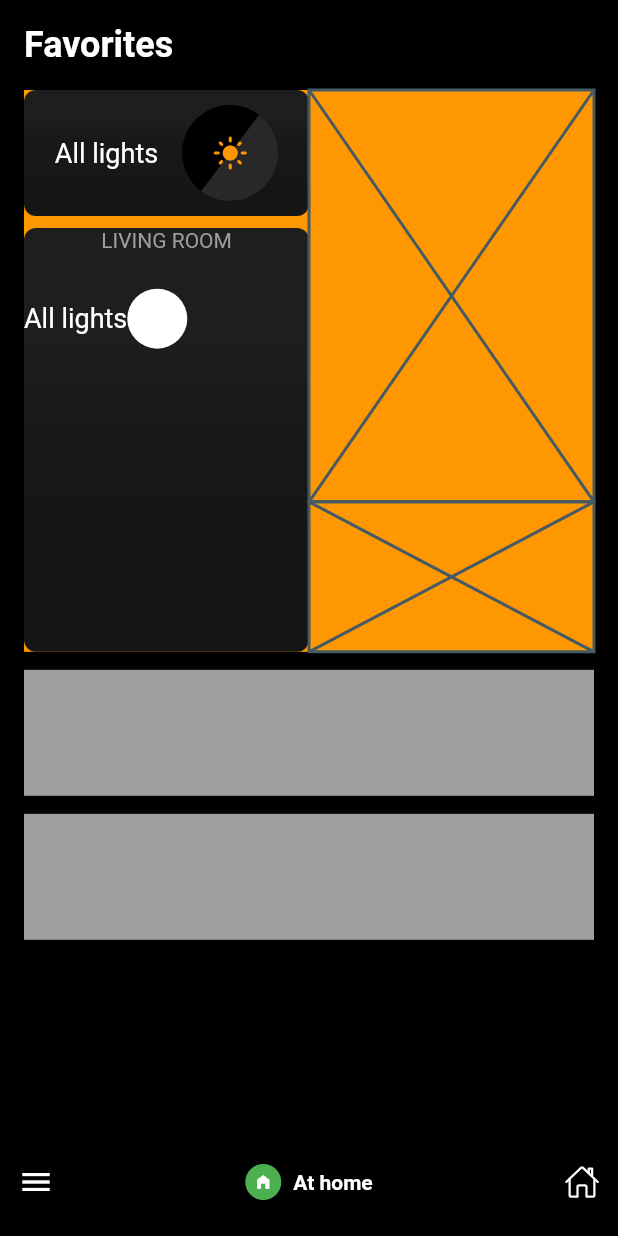
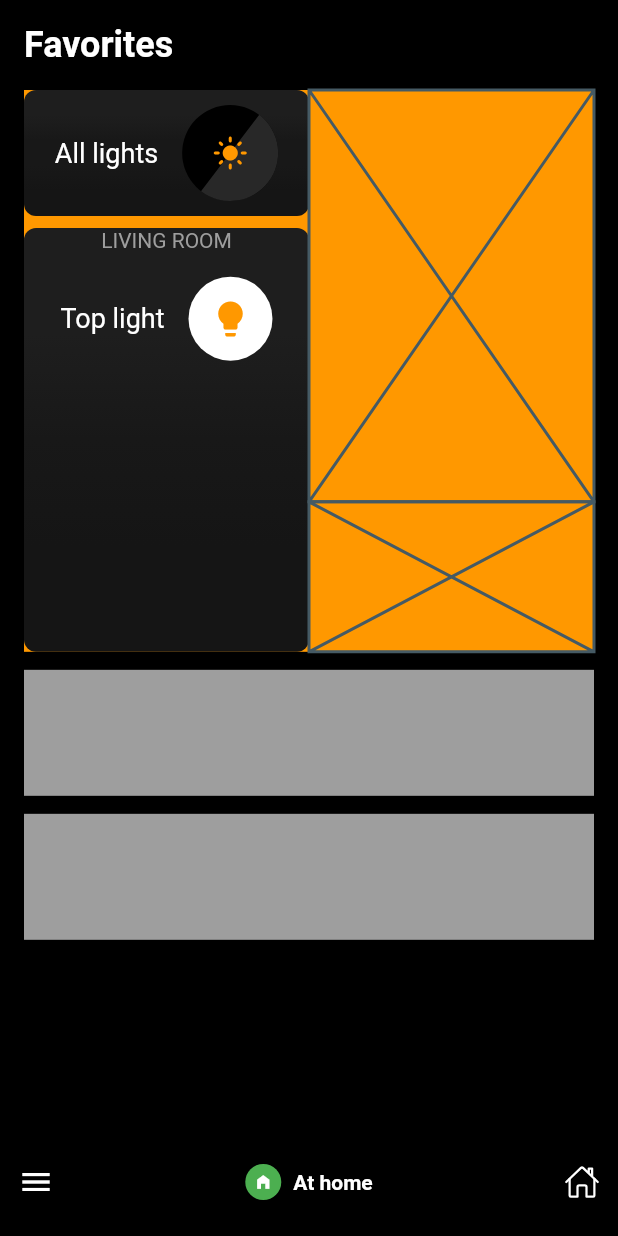
Before and after one commit to JAICHANGPARK/flutter_notebook_chapter_24, a Flutter app: the HomeAssistantMainPage screen opened directly, on a phone screen of 412 x 824 dp. Run offline on Flutter 3.47's test engine with Material 2 defaults, Android fonts, the phone set to English and light mode, and no system bars; our stand-ins replace flutter_riverpod, freezed_annotation, ionicons; missing offline and left inert: crypto_font_icons.

Commit message:
Update home_assistant_main_page.dart

```diff
--- a/lib/ep1361_home_assistant_app/view/home_assistant_main_page.dart
+++ b/lib/ep1361_home_assistant_app/view/home_assistant_main_page.dart
@@ -135,19 +135,31 @@ class _HomeAssistantMainPageState extends State<HomeAssistantMainPage> {
                                   ),
                                   Expanded(
                                     child: Row(
-                                    children: [
-                                      const Text(
-                                        "All lights",
+                                      mainAxisAlignment: MainAxisAlignment.center,
+                                      children: const [
+                                        Text(
+                                          "Top light",
                                           style: TextStyle(
                                             color: Colors.white,
                                             fontSize: 18,
                                           ),
                                         ),
+                                        SizedBox(
+                                          width: 16,
+                                        ),
                                         CircleAvatar(
                                           backgroundColor: Colors.white,
+                                          foregroundColor: Colors.orange,
+                                          radius: 28,
+                                          child: Icon(
+                                            Icons.lightbulb,
+                                            size: 28,
+                                          ),
+
                                         ),
                                       ],
-                                  )),
+                                    ),
+                                  ),
                                   Expanded(
                                       child: Row(
                                     children: [],
```
Lines whose indentation alone changed are shown as unchanged.
